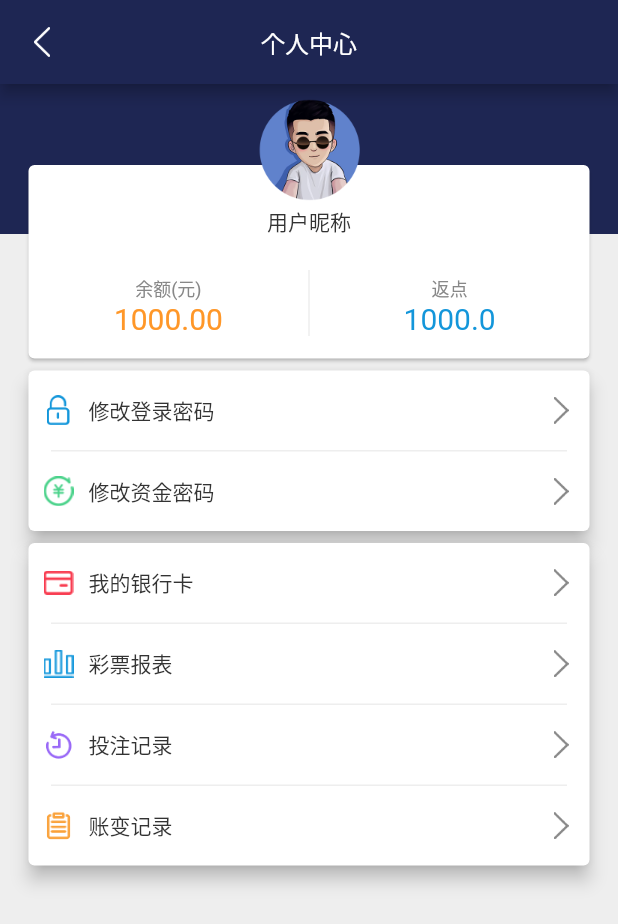
After one commit to liqiang2199/flutter_lisheng_entertainment, a Flutter app: the PersonalController screen opened by its route, on a phone screen of 412 x 824 dp. The commit adds this screen. Shown: the top 924 px of the screen. Run offline on Flutter 3.47's test engine with Material 2 defaults, Android fonts, the phone set to English and light mode, and no system bars; our stand-ins replace carousel_pro, chewie, flutter_screenutil, video_player; missing offline and left inert: flutter_banner_swiper, flutter_picker; network calls fail; statements that could not run were skipped.

Commit message:
修改界面

```diff
--- a/lib/Util/ColorUtil.dart
+++ b/lib/Util/ColorUtil.dart
@@ -13,4 +13,5 @@ class ColorUtil {
 
   static const textColor_888888 = 0xFF888888;
   static const textColor_333333 = 0xFF333333;
+  static const textColor_1396DA = 0xFF1396DA;
 }
--- a/lib/Util/ImageUtil.dart
+++ b/lib/Util/ImageUtil.dart
@@ -36,6 +36,13 @@ class ImageUtil {
   /// 提现界面
   static const imgWithdrawalMoney = "${imgBaseUrl}icon_withdrawal_money.png";
 
+  /// 个人中心
+  static const imgLotteryReport = "${imgBaseUrl}icon_lottery_report.png";
+  static const imgModifyPassWord = "${imgBaseUrl}icon_modify_pass.png";
+  static const imgBettingRecord = "${imgBaseUrl}icon_betting_record.png";
+  static const imgBank = "${imgBaseUrl}icon_bank.png";
+  static const imgAccountChangeRecord = "${imgBaseUrl}icon_account_change_record.png";
+  static const imgCashPassword = "${imgBaseUrl}icon_cash_password.png";
 
 
 }
--- a/lib/Util/RouteUtil.dart
+++ b/lib/Util/RouteUtil.dart
@@ -9,4 +9,6 @@ class RouteUtil {
   static const withdrawalController = "/WithdrawalController";
   //转账
   static const transferAccountsController = "/TransferAccountsController";
+  //个人中心
+  static const personalController = "/PersonalController";
 }
--- a/lib/Util/StringUtil.dart
+++ b/lib/Util/StringUtil.dart
@@ -32,4 +32,13 @@ class StringUtil {
   static const transferAccounts = "转账";
   static const transferAccountsOut = "转出账户";
 
+  /// 个人中心
+  static const personalCenter = "个人中心";
+  static const personalChangeLoginPassword = "修改登录密码";
+  static const personalChangeCashPassword = "修改资金密码";
+  static const personalBank = "我的银行卡";
+  static const personalLotteryReport = "彩票报表";
+  static const personalBettingRecord = "投注记录";
+  static const personalAccountChangeRecord = "账变记录";
+
 }
--- a/lib/main.dart
+++ b/lib/main.dart
@@ -7,6 +7,7 @@ import 'package:flutter_lisheng_entertainment/Util/ColorUtil.dart';
 import 'package:flutter_lisheng_entertainment/Util/RouteUtil.dart';
 import 'package:flutter_lisheng_entertainment/user/LoginActivity.dart';
 import 'package:flutter_lisheng_entertainment/SplashController.dart';
+import 'package:flutter_lisheng_entertainment/user/PersonalController.dart';
 import 'package:flutter_lisheng_entertainment/user/RechargeController.dart';
 import 'package:flutter_lisheng_entertainment/user/SetController.dart';
 import 'package:flutter_lisheng_entertainment/user/TransferAccountsController.dart';
@@ -52,6 +53,7 @@ class MyApp extends StatelessWidget {
         RouteUtil.rechargeController: (BuildContext context) => RechargeController(),
         RouteUtil.withdrawalController: (BuildContext context) => WithdrawalController(),
         RouteUtil.transferAccountsController: (BuildContext context) => TransferAccountsController(),
+        RouteUtil.personalController: (BuildContext context) => PersonalController(),
       },
     );
   }
--- /dev/null
+++ b/lib/user/PersonalController.dart
@@ -0,0 +1,228 @@
+import 'package:flutter/material.dart';
+import 'package:flutter_lisheng_entertainment/Util/ColorUtil.dart';
+import 'package:flutter_lisheng_entertainment/Util/ImageUtil.dart';
+import 'package:flutter_lisheng_entertainment/Util/SpaceViewUtil.dart';
+import 'package:flutter_lisheng_entertainment/Util/StringUtil.dart';
+import 'package:flutter_lisheng_entertainment/view/ListStateItemView.dart';
+import 'package:flutter_lisheng_entertainment/view/common/CommonView.dart';
+
+/// 个人中心
+class PersonalController extends StatefulWidget{
+  @override
+  State<StatefulWidget> createState() {
+    // TODO: implement createState
+    return _PersonalController();
+  }
+
+}
+
+class _PersonalController extends State<PersonalController> {
+  @override
+  Widget build(BuildContext context) {
+    // TODO: implement build
+    return new Scaffold(
+      backgroundColor: Color(ColorUtil.lineColor),
+      appBar: CommonView().commonAppBar(context, StringUtil.personalCenter),
+      body: new ListView(
+        children: <Widget>[
+
+          _topHead(),
+          _rightModifyArrowView(),
+          _rightRecordArrowView(),
+
+        ],
+      ),
+    );
+  }
+
+  /// 个人中心 顶部 头像区域
+  Widget _topHead() {
+
+    return new Stack(
+      children: <Widget>[
+
+        _topHeadBg(),
+        _topPersonalInfo(),
+        _headView(),
+
+      ],
+    );
+  }
+
+  /// 顶部背景
+  Widget _topHeadBg() {
+
+    return Container(
+      color: Color(ColorUtil.butColor),
+      height: 100.0,
+    );
+  }
+
+  /// 顶部信息
+  Widget _topPersonalInfo() {
+
+    return Container(
+      margin: EdgeInsets.only(top: 50.0, left: 15.0, right: 15.0,),
+      height: 137.0,
+      child: new Card(
+        child: new Row(
+          mainAxisAlignment: MainAxisAlignment.center,
+          children: <Widget>[
+
+            new Expanded(child: _personalBalance(),),
+            new Container(
+              color: Color(ColorUtil.lineColor),
+              margin: EdgeInsets.only(top: 70.0, bottom: 15.0),
+              width: 1.0,
+            ),
+            new Expanded(child: _personalReturnPoint(),),
+
+
+
+          ],
+        ),
+      ),
+    );
+  }
+
+  /// 用户余额
+  Widget _personalBalance() {
+
+    return new Container(
+      padding: EdgeInsets.only(bottom: 15.0,),
+      child: new Column(
+        mainAxisAlignment: MainAxisAlignment.end,
+        children: <Widget>[
+          new Text(
+            "余额(元)",
+            style: TextStyle(
+              fontSize: 12.0,
+              color: Color(ColorUtil.textColor_888888),
+            ),
+          ),
+
+          new Text(
+            "1000.00",
+            style: TextStyle(
+              fontSize: 20.0,
+              color: Color(ColorUtil.butColor_FF9728),
+            ),
+          ),
+
+        ],
+      ),
+    );
+  }
+
+  /// 返点
+  Widget _personalReturnPoint() {
+
+    return new Container(
+      padding: EdgeInsets.only(bottom: 15.0,),
+      child: new Column(
+        mainAxisAlignment: MainAxisAlignment.end,
+        children: <Widget>[
+          new Text(
+            "返点",
+            style: TextStyle(
+              fontSize: 12.0,
+              color: Color(ColorUtil.textColor_888888),
+            ),
+          ),
+
+          new Text(
+            "1000.0",
+            style: TextStyle(
+              fontSize: 20.0,
+              color: Color(ColorUtil.textColor_1396DA),
+            ),
+          ),
+
+        ],
+      ),
+    );
+  }
+
+  /// 顶部头像
+  Widget _headView() {
+
+    return new Center(
+      child: new Container(
+        padding: EdgeInsets.only(top: 10.0,),
+        child: new Column(
+          mainAxisAlignment: MainAxisAlignment.center,
+          children: <Widget>[
+
+            new Image.asset(ImageUtil.imgHead, width: 71.0, height: 71.0,),
+            new Text(
+              "用户昵称",
+              style: new TextStyle(
+                fontSize: 14.0,
+                color: Color(ColorUtil.textColor_333333),
+              ),
+            ),
+
+
+          ],
+        ),
+      ),
+    );
+  }
+
+  /// 密码修改
+  Widget _rightModifyArrowView() {
+
+    return new Container(
+      margin: EdgeInsets.only(left: 15.0, right: 15.0, ),
+      child: new Card(
+        color: Colors.white,
+        //z轴的高度，设置card的阴影
+        elevation: 5.0,
+        child: new Column(
+          children: <Widget>[
+            _getRightArrowView(StringUtil.personalChangeLoginPassword, ImageUtil.imgModifyPassWord),
+            CommonView().commonLine(),
+            _getRightArrowView(StringUtil.personalChangeCashPassword, ImageUtil.imgCashPassword),
+
+          ],
+        ),
+      ),
+    );
+  }
+
+  /// 用户操作记录
+  Widget _rightRecordArrowView() {
+
+    return new Container(
+      margin: EdgeInsets.only(left: 15.0, right: 15.0, bottom: 15.0,),
+      child: new Card(
+        color: Colors.white,
+        //z轴的高度，设置card的阴影
+        elevation: 5.0,
+        child: new Column(
+          children: <Widget>[
+            _getRightArrowView(StringUtil.personalBank, ImageUtil.imgBank),
+            CommonView().commonLine(),
+            _getRightArrowView(StringUtil.personalLotteryReport, ImageUtil.imgLotteryReport),
+            CommonView().commonLine(),
+            _getRightArrowView(StringUtil.personalBettingRecord, ImageUtil.imgBettingRecord),
+            CommonView().commonLine(),
+            _getRightArrowView(StringUtil.personalAccountChangeRecord, ImageUtil.imgAccountChangeRecord),
+
+          ],
+        ),
+      ),
+    );
+  }
+
+  _getRightArrowView(String title, String icon) {
+
+    return new ListStateItemView(
+      title,
+      isSwitch: false,
+      isRightArrow: true,
+      leftIcon: icon,
+    );
+  }
+
+}
--- a/lib/view/HomeControllerView.dart
+++ b/lib/view/HomeControllerView.dart
@@ -326,10 +326,24 @@ class _HomeControllerView extends State<HomeControllerView> {
 //  }
 
   //操作 的 item
-  Widget _gridClassificationItem(String icon, String title) {
+  Widget _gridClassificationItem(String icon, String title, int index) {
 
     return new Container(
       height: 60.0,
+      child: new GestureDetector(
+        onTap: () {
+          //点击个人中心
+          switch(index) {
+            case 0:
+              break;
+            case 1:
+              break;
+            case 2:
+              //个人中心
+              Navigator.pushNamed(context, RouteUtil.personalController);
+              break;
+          }
+        },
         child: new Column(
           children: <Widget>[
 
@@ -345,13 +359,14 @@ class _HomeControllerView extends State<HomeControllerView> {
 
           ],
         ),
+      ),
     );
   }
 
   List<Widget> _gridListItemView() {
     List<Widget> gridListItem = new List();
     for (int i = 0; i<classificationTitle.length; i++) {
-      gridListItem.add(_gridClassificationItem(classificationIcon[i], classificationTitle[i]));
+      gridListItem.add(_gridClassificationItem(classificationIcon[i], classificationTitle[i], i));
     }
     return gridListItem;
   }
--- a/pubspec.yaml
+++ b/pubspec.yaml
@@ -82,6 +82,12 @@ flutter:
     - resource/imgs/icon_set_switch.png
     - resource/imgs/icon_set_fingerprint.png
     - resource/imgs/icon_withdrawal_money.png
+    - resource/imgs/icon_lottery_report.png
+    - resource/imgs/icon_modify_pass.png
+    - resource/imgs/icon_betting_record.png
+    - resource/imgs/icon_bank.png
+    - resource/imgs/icon_account_change_record.png
+    - resource/imgs/icon_cash_password.png
 
   # An image asset can refer to one or more resolution-specific "variants", see
   # https://flutter.dev/assets-and-images/#resolution-aware.
```
Also changed, not shown: resource/imgs/icon_account_change_record.png (added), resource/imgs/icon_bank.png (added), resource/imgs/icon_betting_record.png (added), resource/imgs/icon_cash_password.png (added), resource/imgs/icon_lottery_report.png (added), resource/imgs/icon_modify_pass.png (added). Lines whose indentation alone changed are shown as unchanged.
